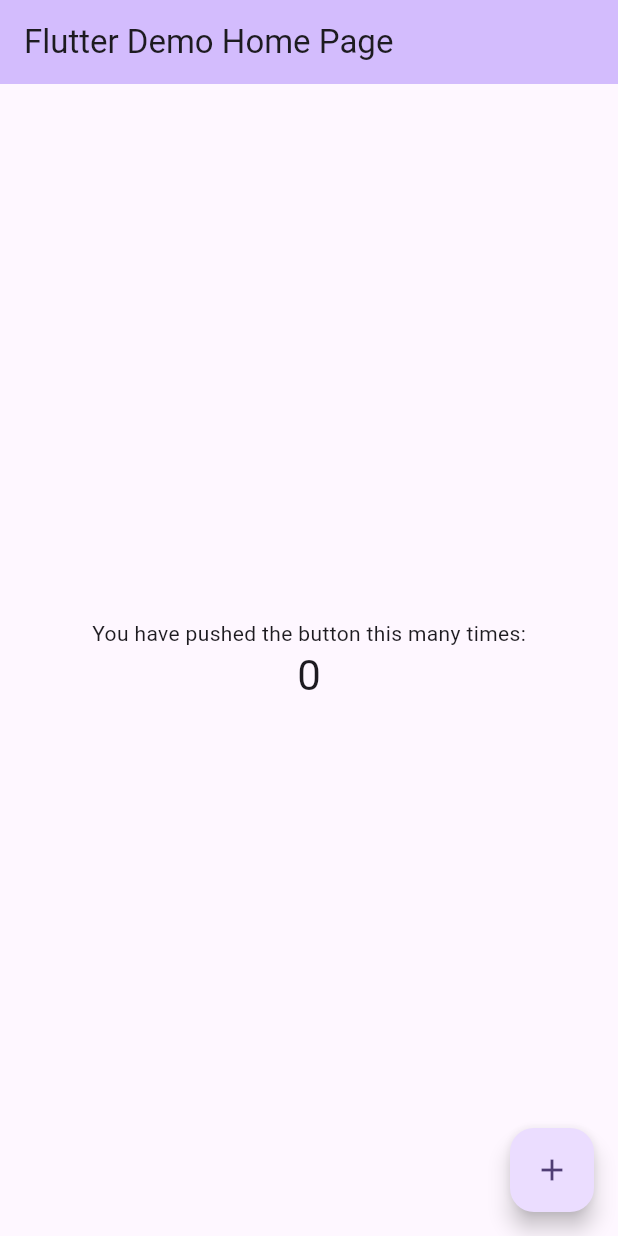
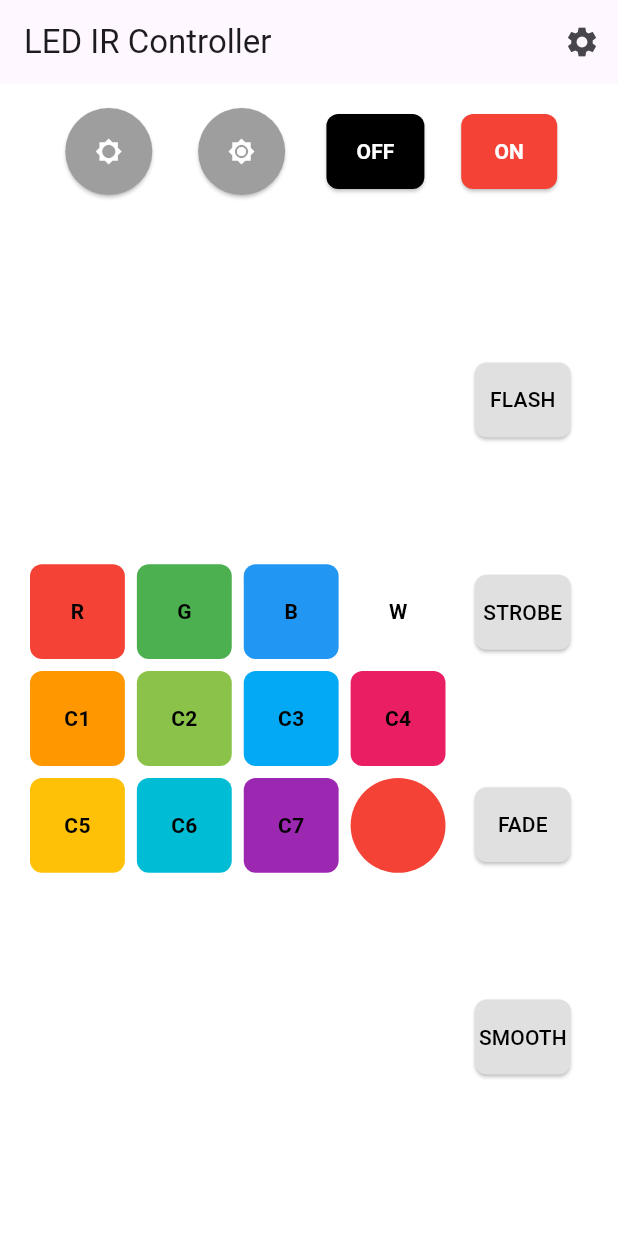
Before and after one commit to slogiker/RGB-led-controller-flutter, a Flutter app: the screen it shows after launch, on a phone screen of 412 x 824 dp. Run offline on Flutter 3.47's test engine with Material 3 defaults, Android fonts, the phone set to English and light mode, and no system bars; our stand-ins replace file_picker, flutter_colorpicker, fluttertoast, shared_preferences.

Commit message:
first commit

```diff
--- /dev/null
+++ b/devtools_options.yaml
@@ -0,0 +1,3 @@
+description: This file stores settings for Dart & Flutter DevTools.
+documentation: https://docs.flutter.dev/tools/devtools/extensions#configure-extension-enablement-states
+extensions:
--- a/lib/main.dart
+++ b/lib/main.dart
@@ -1,122 +1,75 @@
+
 import 'package:flutter/material.dart';
+import 'package:shared_preferences/shared_preferences.dart';
+import 'package:myapp/ui/remote_screen.dart';
 
 void main() {
   runApp(const MyApp());
 }
 
-class MyApp extends StatelessWidget {
+class MyApp extends StatefulWidget {
   const MyApp({super.key});
 
-  // This widget is the root of your application.
   @override
-  Widget build(BuildContext context) {
-    return MaterialApp(
-      title: 'Flutter Demo',
-      theme: ThemeData(
-        // This is the theme of your application.
-        //
-        // TRY THIS: Try running your application with "flutter run". You'll see
-        // the application has a purple toolbar. Then, without quitting the app,
-        // try changing the seedColor in the colorScheme below to Colors.green
-        // and then invoke "hot reload" (save your changes or press the "hot
-        // reload" button in a Flutter-supported IDE, or press "r" if you used
-        // the command line to start the app).
-        //
-        // Notice that the counter didn't reset back to zero; the application
-        // state is not lost during the reload. To reset the state, use hot
-        // restart instead.
-        //
-        // This works for code too, not just values: Most code changes can be
-        // tested with just a hot reload.
-        colorScheme: ColorScheme.fromSeed(seedColor: Colors.deepPurple),
-      ),
-      home: const MyHomePage(title: 'Flutter Demo Home Page'),
-    );
-  }
+  State<MyApp> createState() => MyAppState();
+
+  static MyAppState of(BuildContext context) =>
+      context.findAncestorStateOfType<MyAppState>()!;
 }
 
-class MyHomePage extends StatefulWidget {
-  const MyHomePage({super.key, required this.title});
-
-  // This widget is the home page of your application. It is stateful, meaning
-  // that it has a State object (defined below) that contains fields that affect
-  // how it looks.
-
-  // This class is the configuration for the state. It holds the values (in this
-  // case the title) provided by the parent (in this case the App widget) and
-  // used by the build method of the State. Fields in a Widget subclass are
-  // always marked "final".
-
-  final String title;
+class MyAppState extends State<MyApp> {
+  ThemeMode _themeMode = ThemeMode.system;
+  ThemeMode get themeMode => _themeMode;
 
   @override
-  State<MyHomePage> createState() => _MyHomePageState();
-}
+  void initState() {
+    super.initState();
+    _loadThemeMode();
+  }
 
-class _MyHomePageState extends State<MyHomePage> {
-  int _counter = 0;
+  void _loadThemeMode() async {
+    final prefs = await SharedPreferences.getInstance();
+    final theme = prefs.getString('themeMode');
+    if (theme == 'light') {
+      setState(() {
+        _themeMode = ThemeMode.light;
+      });
+    } else if (theme == 'dark') {
+      setState(() {
+        _themeMode = ThemeMode.dark;
+      });
+    }
+  }
 
-  void _incrementCounter() {
+  void changeTheme(ThemeMode themeMode) {
     setState(() {
-      // This call to setState tells the Flutter framework that something has
-      // changed in this State, which causes it to rerun the build method below
-      // so that the display can reflect the updated values. If we changed
-      // _counter without calling setState(), then the build method would not be
-      // called again, and so nothing would appear to happen.
-      _counter++;
+      _themeMode = themeMode;
     });
+    _saveThemeMode(themeMode);
+  }
+
+  void _saveThemeMode(ThemeMode themeMode) async {
+    final prefs = await SharedPreferences.getInstance();
+    prefs.setString('themeMode', themeMode.toString().split('.').last);
   }
 
   @override
   Widget build(BuildContext context) {
-    // This method is rerun every time setState is called, for instance as done
-    // by the _incrementCounter method above.
-    //
-    // The Flutter framework has been optimized to make rerunning build methods
-    // fast, so that you can just rebuild anything that needs updating rather
-    // than having to individually change instances of widgets.
-    return Scaffold(
-      appBar: AppBar(
-        // TRY THIS: Try changing the color here to a specific color (to
-        // Colors.amber, perhaps?) and trigger a hot reload to see the AppBar
-        // change color while the other colors stay the same.
-        backgroundColor: Theme.of(context).colorScheme.inversePrimary,
-        // Here we take the value from the MyHomePage object that was created by
-        // the App.build method, and use it to set our appbar title.
-        title: Text(widget.title),
+    return MaterialApp(
+      title: 'LED IR Controller',
+      theme: ThemeData(
+        brightness: Brightness.light,
+        primarySwatch: Colors.blue,
+        scaffoldBackgroundColor: Colors.white,
       ),
-      body: Center(
-        // Center is a layout widget. It takes a single child and positions it
-        // in the middle of the parent.
-        child: Column(
-          // Column is also a layout widget. It takes a list of children and
-          // arranges them vertically. By default, it sizes itself to fit its
-          // children horizontally, and tries to be as tall as its parent.
-          //
-          // Column has various properties to control how it sizes itself and
-          // how it positions its children. Here we use mainAxisAlignment to
-          // center the children vertically; the main axis here is the vertical
-          // axis because Columns are vertical (the cross axis would be
-          // horizontal).
-          //
-          // TRY THIS: Invoke "debug painting" (choose the "Toggle Debug Paint"
-          // action in the IDE, or press "p" in the console), to see the
-          // wireframe for each widget.
-          mainAxisAlignment: MainAxisAlignment.center,
-          children: <Widget>[
-            const Text('You have pushed the button this many times:'),
-            Text(
-              '$_counter',
-              style: Theme.of(context).textTheme.headlineMedium,
-            ),
-          ],
-        ),
+      darkTheme: ThemeData(
+        brightness: Brightness.dark,
+        primarySwatch: Colors.blue,
+        scaffoldBackgroundColor: const Color(0xFF101316),
+        cardColor: const Color(0xFF3A3C40),
       ),
-      floatingActionButton: FloatingActionButton(
-        onPressed: _incrementCounter,
-        tooltip: 'Increment',
-        child: const Icon(Icons.add),
-      ), // This trailing comma makes auto-formatting nicer for build methods.
+      themeMode: _themeMode,
+      home: const RemoteScreen(),
     );
   }
 }
--- /dev/null
+++ b/lib/ui/remote_screen.dart
@@ -0,0 +1,230 @@
+
+import 'package:flutter/material.dart';
+import 'package:flutter_colorpicker/flutter_colorpicker.dart';
+import 'package:myapp/services/code_store.dart';
+import 'package:myapp/services/ir_service.dart';
+import 'package:myapp/ui/settings_screen.dart';
+import 'package:fluttertoast/fluttertoast.dart';
+
+class RemoteScreen extends StatefulWidget {
+  const RemoteScreen({super.key});
+
+  @override
+  State<RemoteScreen> createState() => _RemoteScreenState();
+}
+
+class _RemoteScreenState extends State<RemoteScreen> {
+  final CodeStore _codeStore = CodeStore();
+  Map<String, dynamic> _irCodes = {};
+  Color _currentColor = Colors.red;
+
+  @override
+  void initState() {
+    super.initState();
+    _loadCodes();
+  }
+
+  Future<void> _loadCodes() async {
+    final codes = await _codeStore.readCodes();
+    setState(() {
+      _irCodes = codes;
+    });
+  }
+
+  void _transmit(String buttonName) {
+    if (_irCodes.containsKey('buttons') &&
+        _irCodes['buttons'].containsKey(buttonName)) {
+      final hexCode = _irCodes['buttons'][buttonName];
+      final frequency = _irCodes['meta']['frequency'];
+      IrService.transmitHex(hexCode, frequency);
+      Fluttertoast.showToast(
+        msg: "Sent $buttonName",
+        toastLength: Toast.LENGTH_SHORT,
+        gravity: ToastGravity.BOTTOM,
+      );
+    }
+  }
+
+  void _openColorPicker() {
+    showDialog(
+      context: context,
+      builder: (context) {
+        return AlertDialog(
+          title: const Text('Pick a color'),
+          content: SingleChildScrollView(
+            child: ColorPicker(
+              pickerColor: _currentColor,
+              onColorChanged: (color) {
+                setState(() {
+                  _currentColor = color;
+                });
+              },
+              labelTypes: const [],
+              pickerAreaHeightPercent: 0.8,
+            ),
+          ),
+          actions: <Widget>[
+            ElevatedButton(
+              child: const Text('Done'),
+              onPressed: () {
+                Navigator.of(context).pop();
+              },
+            ),
+          ],
+        );
+      },
+    );
+  }
+
+  @override
+  Widget build(BuildContext context) {
+    return Scaffold(
+      appBar: AppBar(
+        title: const Text('LED IR Controller'),
+        actions: [
+          IconButton(
+            icon: const Icon(Icons.settings),
+            onPressed: () {
+              Navigator.push(
+                context,
+                MaterialPageRoute(
+                  builder: (context) => SettingsScreen(
+                    onCodesUpdated: _loadCodes,
+                  ),
+                ),
+              );
+            },
+          ),
+        ],
+      ),
+      body: Padding(
+        padding: const EdgeInsets.all(16.0),
+        child: Column(
+          children: [
+            // Top controls
+            Row(
+              mainAxisAlignment: MainAxisAlignment.spaceEvenly,
+              children: [
+                _buildCircularButton(Icons.brightness_low, Colors.grey, () => _transmit('BRIGHT_DOWN')),
+                _buildCircularButton(Icons.brightness_high, Colors.grey, () => _transmit('BRIGHT_UP')),
+                _buildPowerButton('OFF', Colors.black, () => _transmit('OFF')),
+                _buildPowerButton('ON', Colors.red, () => _transmit('ON')),
+              ],
+            ),
+            const SizedBox(height: 20),
+
+            // Color grid and effects
+            Expanded(
+              child: Row(
+                children: [
+                  Expanded(
+                    flex: 3,
+                    child: GridView.count(
+                      crossAxisCount: 4,
+                      shrinkWrap: true,
+                      physics: const NeverScrollableScrollPhysics(),
+                      children: [
+                        _buildColorButton('R', Colors.red, () => _transmit('R')),
+                        _buildColorButton('G', Colors.green, () => _transmit('G')),
+                        _buildColorButton('B', Colors.blue, () => _transmit('B')),
+                        _buildColorButton('W', Colors.white, () => _transmit('W')),
+                        _buildColorButton('C1', Colors.orange, () => _transmit('C1')),
+                        _buildColorButton('C2', Colors.lightGreen, () => _transmit('C2')),
+                        _buildColorButton('C3', Colors.lightBlue, () => _transmit('C3')),
+                        _buildColorButton('C4', Colors.pink, () => _transmit('C4')),
+                        _buildColorButton('C5', Colors.amber, () => _transmit('C5')),
+                        _buildColorButton('C6', Colors.cyan, () => _transmit('C6')),
+                        _buildColorButton('C7', Colors.purple, () => _transmit('C7')),
+                         GestureDetector(
+                          onTap: _openColorPicker,
+                          child: Container(
+                            margin: const EdgeInsets.all(4),
+                            decoration: BoxDecoration(
+                              color: _currentColor,
+                              shape: BoxShape.circle,
+                            ),
+                          ),
+                        ),
+                      ],
+                    ),
+                  ),
+                  Expanded(
+                    flex: 1,
+                    child: Column(
+                      mainAxisAlignment: MainAxisAlignment.spaceEvenly,
+                      children: [
+                        _buildEffectButton('FLASH', () => _transmit('FLASH')),
+                        _buildEffectButton('STROBE', () => _transmit('STROBE')),
+                        _buildEffectButton('FADE', () => _transmit('FADE')),
+                        _buildEffectButton('SMOOTH', () => _transmit('SMOOTH')),
+                      ],
+                    ),
+                  ),
+                ],
+              ),
+            ),
+          ],
+        ),
+      ),
+    );
+  }
+
+  Widget _buildCircularButton(IconData icon, Color color, VoidCallback onPressed) {
+    return ElevatedButton(
+      onPressed: onPressed,
+      style: ElevatedButton.styleFrom(
+        shape: const CircleBorder(),
+        backgroundColor: color,
+        padding: const EdgeInsets.all(20),
+      ),
+      child: Icon(icon, color: Colors.white),
+    );
+  }
+
+  Widget _buildPowerButton(String text, Color color, VoidCallback onPressed) {
+    return ElevatedButton(
+      onPressed: onPressed,
+      style: ElevatedButton.styleFrom(
+        shape: RoundedRectangleBorder(
+          borderRadius: BorderRadius.circular(8),
+        ),
+        backgroundColor: color,
+        padding: const EdgeInsets.symmetric(horizontal: 20, vertical: 15),
+      ),
+      child: Text(text, style: const TextStyle(color: Colors.white, fontWeight: FontWeight.bold)),
+    );
+  }
+
+  Widget _buildColorButton(String text, Color color, VoidCallback onPressed) {
+    return GestureDetector(
+      onTap: onPressed,
+      child: Container(
+        margin: const EdgeInsets.all(4),
+        decoration: BoxDecoration(
+          color: color,
+          borderRadius: BorderRadius.circular(8),
+        ),
+        child: Center(
+          child: Text(
+            text,
+            style: const TextStyle(color: Colors.black, fontWeight: FontWeight.bold),
+          ),
+        ),
+      ),
+    );
+  }
+
+  Widget _buildEffectButton(String text, VoidCallback onPressed) {
+    return ElevatedButton(
+      onPressed: onPressed,
+      style: ElevatedButton.styleFrom(
+        shape: RoundedRectangleBorder(
+          borderRadius: BorderRadius.circular(8),
+        ),
+        backgroundColor: Colors.grey[300],
+        padding: const EdgeInsets.symmetric(vertical: 15),
+      ),
+      child: Text(text, style: const TextStyle(color: Colors.black)),
+    );
+  }
+}
--- a/pubspec.yaml
+++ b/pubspec.yaml
@@ -34,6 +34,11 @@ dependencies:
   # The following adds the Cupertino Icons font to your application.
   # Use with the CupertinoIcons class for iOS style icons.
   cupertino_icons: ^1.0.8
+  path_provider: ^2.1.5
+  file_picker: ^10.3.3
+  flutter_colorpicker: ^1.1.0
+  shared_preferences: ^2.5.3
+  fluttertoast: ^9.0.0
 
 dev_dependencies:
   flutter_test:
```
Also changed, not shown: lib/assets/default_codes.json (added, +32 -0 lines), lib/services/code_store.dart (added, +58 -0 lines), lib/services/ir_service.dart (added, +18 -0 lines), lib/ui/settings_screen.dart (added, +102 -0 lines), pubspec.lock, 2 other files.
